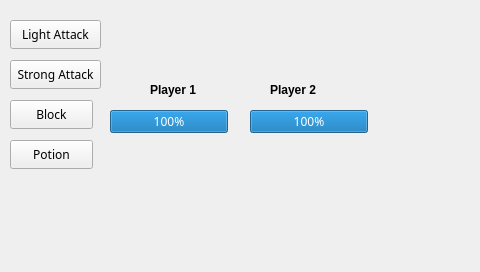
Qt form EmbedmonServer/widget.ui (rgva/EC535_Embedmon_Final_Project) before a commit.
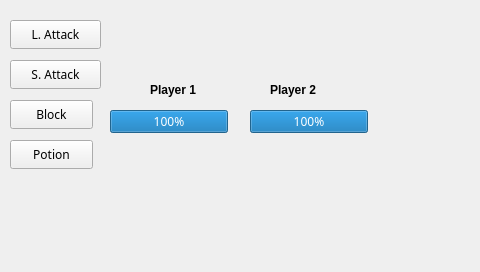
The same form after that commit.

Diff of the .ui file:
```diff
--- a/EmbedmonServer/widget.ui
+++ b/EmbedmonServer/widget.ui
@@ -66,7 +66,7 @@
     </font>
    </property>
    <property name="text">
-    <string>Light Attack</string>
+    <string>L. Attack</string>
    </property>
   </widget>
   <widget class="QPushButton" name="sattackP1">
@@ -84,7 +84,7 @@
     </font>
    </property>
    <property name="text">
-    <string>Strong Attack</string>
+    <string>S. Attack</string>
    </property>
   </widget>
   <widget class="QPushButton" name="blockP1">
```
